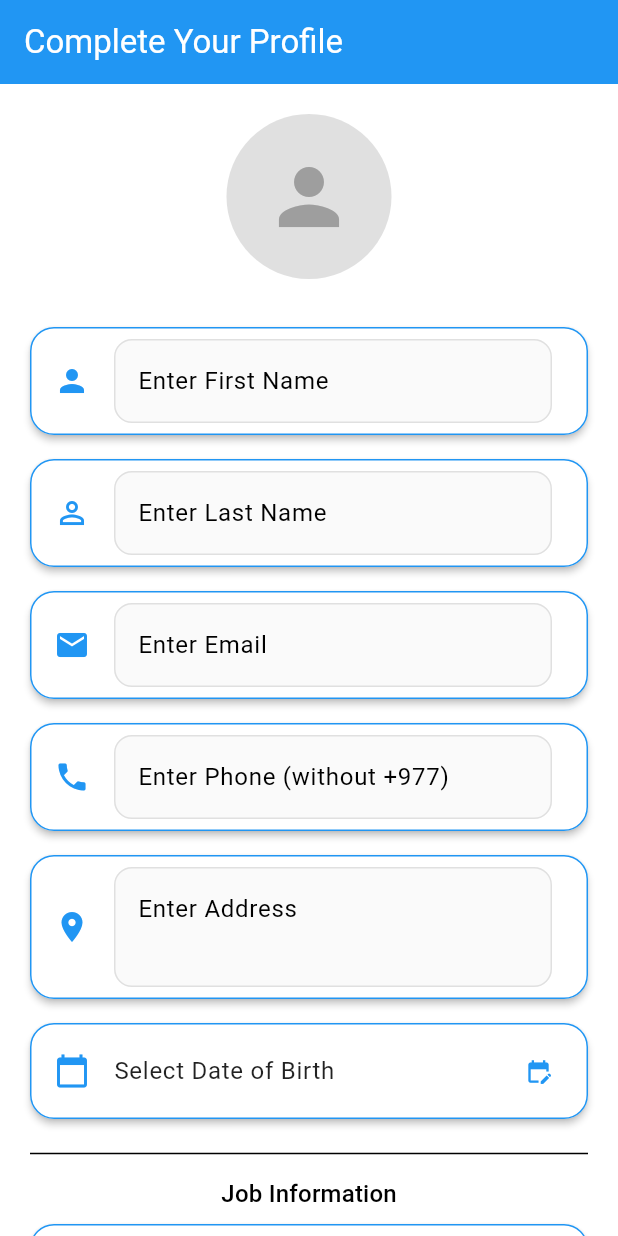
After one commit to amitmahato98/CMS, a Flutter app: the LoginPersonalInformationScreen screen opened directly, on a phone screen of 412 x 824 dp. The commit adds this screen. Run offline on Flutter 3.47's test engine with Material 3 defaults, Android fonts, the phone set to English and light mode, and no system bars; our stand-ins replace barcode_widget, cloud_firestore, firebase_auth, firebase_core, google_fonts, image_picker and 4 more; missing offline and left inert: nepali_date_picker; accounts and stored records are empty.

Commit message:
backend personal information

```diff
--- a/lib/navigations/navbar/admin_navbar.dart
+++ b/lib/navigations/navbar/admin_navbar.dart
@@ -30,8 +30,8 @@ class Navbar extends StatelessWidget {
           ).showSnackBar(SnackBar(content: Text("User name not found")));
         }
         final userdata = snapshot.data!.data() as Map<String, dynamic>;
-        final fName = userdata['firstName'] ?? 'Guest';
-        final lName = userdata['lastName'] ?? 'User';
+        final fName = userdata['firstName'] ?? userdata['name'] ?? 'Guest';
+        final lName = userdata['lastName'] ?? '';
 
         return Drawer(
           child: ListView(
--- /dev/null
+++ b/lib/navigations/navbar/forms/LoginPersonalInformationScreen.dart
@@ -0,0 +1,351 @@
+import 'package:cloud_firestore/cloud_firestore.dart';
+import 'package:cms/datatypes/datatypes.dart';
+import 'package:firebase_auth/firebase_auth.dart';
+import 'package:flutter/material.dart';
+import 'package:nepali_date_picker/nepali_date_picker.dart';
+
+class LoginPersonalInformationScreen extends StatefulWidget {
+  const LoginPersonalInformationScreen({super.key});
+
+  @override
+  State<LoginPersonalInformationScreen> createState() =>
+      _LoginPersonalInformationScreenState();
+}
+
+class _LoginPersonalInformationScreenState
+    extends State<LoginPersonalInformationScreen> {
+  final _formKey = GlobalKey<FormState>();
+
+  final _firstNameController = TextEditingController();
+  final _lastNameController = TextEditingController();
+  final _emailController = TextEditingController();
+  final _phoneController = TextEditingController();
+  final _addressController = TextEditingController();
+
+  final _positionController = TextEditingController();
+  final _departmentController = TextEditingController();
+  final _experienceController = TextEditingController();
+  final _skillsController = TextEditingController();
+
+  final _degreeController = TextEditingController();
+  final _institutionController = TextEditingController();
+  final _yearController = TextEditingController();
+  final _gradeController = TextEditingController();
+
+  NepaliDateTime? _dob;
+  NepaliDateTime? _joinDate;
+
+  final uid = FirebaseAuth.instance.currentUser?.uid;
+
+  Future<void> _saveUserInfo(String uid) async {
+    await FirebaseFirestore.instance.collection('users').doc(uid).set({
+      "firstName": _firstNameController.text.trim(),
+      "lastName": _lastNameController.text.trim(),
+      "eMail": _emailController.text.trim(),
+      "mobNo": "+977${_phoneController.text.trim()}",
+      "address": _addressController.text.trim(),
+      "DoB": _dob?.toIso8601String(),
+      "jobProfession": _positionController.text.trim(),
+      "jobDepartment": _departmentController.text.trim(),
+      "jobExperience": _experienceController.text.trim(),
+      "jobSkill": _skillsController.text.trim(),
+      "jobJoin": _joinDate?.toIso8601String(),
+      "degree": _degreeController.text.trim(),
+      "institution": _institutionController.text.trim(),
+      "year": _yearController.text.trim(),
+      "grade": _gradeController.text.trim(),
+      "createdAt": FieldValue.serverTimestamp(),
+    }, SetOptions(merge: true));
+
+    Navigator.pop(context);
+  }
+
+  String? _validateName(String? value, String field) {
+    if (value == null || value.isEmpty) return "Please enter $field";
+    if (!RegExp(r"^[a-zA-Z]+$").hasMatch(value)) {
+      return "$field can only contain alphabets";
+    }
+    return null;
+  }
+
+  String? _validateEmail(String? value) {
+    if (value == null || value.isEmpty) return "Please enter email";
+    if (value != value.toLowerCase()) return "Email must be lowercase";
+    if (!RegExp(
+      r"^[a-z0-9]+(\.[a-z0-9]+)*@[a-z0-9]+\.[a-z]{2,}$",
+    ).hasMatch(value)) {
+      return "Enter a valid email (only dot allowed, one @)";
+    }
+    return null;
+  }
+
+  String? _validatePhone(String? value) {
+    if (value == null || value.isEmpty) return "Please enter phone number";
+    if (!RegExp(r"^(97|98)[0-9]{8}$").hasMatch(value)) {
+      return "Phone must start with 97/98 and be 10 digits";
+    }
+    return null;
+  }
+
+  String? _validateGrade(String? value) {
+    if (value == null || value.isEmpty) return "Please enter grade";
+    if (!RegExp(r"^[A-E][+-]?$").hasMatch(value)) {
+      return "Grade must be A–E with optional + or - (e.g., B+)";
+    }
+    return null;
+  }
+
+  @override
+  Widget build(BuildContext context) {
+    return Scaffold(
+      appBar: AppBar(
+        title: const Text("Complete Your Profile"),
+        backgroundColor: blueColor,
+        automaticallyImplyLeading: false,
+      ),
+      body: SingleChildScrollView(
+        padding: const EdgeInsets.all(20),
+        child: Form(
+          key: _formKey,
+          child: Column(
+            children: [
+              Center(
+                child: CircleAvatar(
+                  radius: 55,
+                  backgroundColor: Colors.grey.shade300,
+                  child: const Icon(Icons.person, size: 60, color: Colors.grey),
+                ),
+              ),
+              const SizedBox(height: 24),
+
+              _buildFieldCard(
+                icon: Icons.person,
+                label: "First Name",
+                controller: _firstNameController,
+                validator: (v) => _validateName(v, "First Name"),
+              ),
+              _buildFieldCard(
+                icon: Icons.person_outline,
+                label: "Last Name",
+                controller: _lastNameController,
+                validator: (v) => _validateName(v, "Last Name"),
+              ),
+              _buildFieldCard(
+                icon: Icons.email,
+                label: "Email",
+                controller: _emailController,
+                keyboardType: TextInputType.emailAddress,
+                validator: _validateEmail,
+              ),
+              _buildFieldCard(
+                icon: Icons.phone,
+                label: "Phone (without +977)",
+                controller: _phoneController,
+                keyboardType: TextInputType.phone,
+                validator: _validatePhone,
+              ),
+              _buildFieldCard(
+                icon: Icons.location_on,
+                label: "Address",
+                controller: _addressController,
+                maxLines: 2,
+                validator:
+                    (v) =>
+                        v == null || v.isEmpty ? "Please enter Address" : null,
+              ),
+              _buildNepaliDateCard(
+                icon: Icons.calendar_today,
+                label: "Date of Birth",
+                date: _dob,
+                onPicked: (d) => setState(() => _dob = d),
+              ),
+
+              const Divider(height: 30),
+              Text(
+                "Job Information",
+                style: Theme.of(context).textTheme.titleMedium,
+              ),
+              _buildFieldCard(
+                icon: Icons.work,
+                label: "Profession",
+                controller: _positionController,
+                validator:
+                    (v) =>
+                        v == null || v.isEmpty
+                            ? "Please enter Profession"
+                            : null,
+              ),
+              _buildFieldCard(
+                icon: Icons.apartment,
+                label: "Department",
+                controller: _departmentController,
+                validator:
+                    (v) =>
+                        v == null || v.isEmpty
+                            ? "Please enter Department"
+                            : null,
+              ),
+              _buildFieldCard(
+                icon: Icons.timeline,
+                label: "Experience",
+                controller: _experienceController,
+                validator:
+                    (v) =>
+                        v == null || v.isEmpty
+                            ? "Please enter Experience"
+                            : null,
+              ),
+              _buildFieldCard(
+                icon: Icons.build,
+                label: "Skills",
+                controller: _skillsController,
+                maxLines: 2,
+                validator:
+                    (v) =>
+                        v == null || v.isEmpty ? "Please enter Skills" : null,
+              ),
+              _buildNepaliDateCard(
+                icon: Icons.date_range,
+                label: "Join Date",
+                date: _joinDate,
+                onPicked: (d) => setState(() => _joinDate = d),
+              ),
+
+              const Divider(height: 30),
+              Text(
+                "Education Information",
+                style: Theme.of(context).textTheme.titleMedium,
+              ),
+              _buildFieldCard(
+                icon: Icons.school,
+                label: "Degree",
+                controller: _degreeController,
+                validator:
+                    (v) =>
+                        v == null || v.isEmpty ? "Please enter Degree" : null,
+              ),
+              _buildFieldCard(
+                icon: Icons.account_balance,
+                label: "Institution",
+                controller: _institutionController,
+                validator:
+                    (v) =>
+                        v == null || v.isEmpty
+                            ? "Please enter Institution"
+                            : null,
+              ),
+              _buildFieldCard(
+                icon: Icons.calendar_month,
+                label: "Year",
+                controller: _yearController,
+                keyboardType: TextInputType.number,
+                validator:
+                    (v) => v == null || v.isEmpty ? "Please enter Year" : null,
+              ),
+              _buildFieldCard(
+                icon: Icons.grade,
+                label: "Grade",
+                controller: _gradeController,
+                validator: _validateGrade,
+              ),
+
+              const SizedBox(height: 20),
+              ElevatedButton(
+                style: ElevatedButton.styleFrom(
+                  backgroundColor: blueColor,
+                  minimumSize: const Size(double.infinity, 50),
+                ),
+                onPressed: () async {
+                  if (_formKey.currentState!.validate()) {
+                    await _saveUserInfo(uid!);
+                  }
+                },
+                child: Text(
+                  "Save & Continue",
+                  style: TextStyle(color: whiteColor),
+                ),
+              ),
+            ],
+          ),
+        ),
+      ),
+    );
+  }
+
+  Widget _buildFieldCard({
+    required IconData icon,
+    required String label,
+    required TextEditingController controller,
+    TextInputType? keyboardType,
+    int maxLines = 1,
+    String? Function(String?)? validator,
+  }) {
+    return Card(
+      margin: const EdgeInsets.symmetric(vertical: 8),
+      shape: RoundedRectangleBorder(
+        borderRadius: BorderRadius.circular(16),
+        side: BorderSide(width: 1, color: blueColor),
+      ),
+      elevation: 2,
+      child: ListTile(
+        leading: Icon(icon, color: blueColor),
+        title: TextFormField(
+          controller: controller,
+          cursorColor: blueColor,
+          keyboardType: keyboardType,
+          maxLines: maxLines,
+          decoration: InputDecoration(
+            hintText: "Enter $label",
+            border: InputBorder.none,
+          ),
+          validator: validator,
+        ),
+      ),
+    );
+  }
+
+  Widget _buildNepaliDateCard({
+    required IconData icon,
+    required String label,
+    required NepaliDateTime? date,
+    required Function(NepaliDateTime) onPicked,
+  }) {
+    final formattedDate =
+        date != null
+            ? "${date.day}/${date.month}/${date.year}"
+            : "Select $label";
+
+    return Card(
+      margin: const EdgeInsets.symmetric(vertical: 8),
+      shape: RoundedRectangleBorder(
+        borderRadius: BorderRadius.circular(16),
+        side: BorderSide(width: 1, color: blueColor),
+      ),
+      elevation: 2,
+      child: ListTile(
+        leading: Icon(icon, color: blueColor),
+        title: InkWell(
+          onTap: () async {
+            final picked = await showMaterialDatePicker(
+              context: context,
+              initialDate: NepaliDateTime.now(),
+              firstDate: NepaliDateTime(2000),
+              lastDate: NepaliDateTime.now(),
+            );
+            if (picked != null) onPicked(picked);
+          },
+          child: Padding(
+            padding: const EdgeInsets.symmetric(vertical: 12),
+            child: Row(
+              mainAxisAlignment: MainAxisAlignment.spaceBetween,
+              children: [
+                Text(formattedDate),
+                Icon(Icons.edit_calendar, color: blueColor, size: 18),
+              ],
+            ),
+          ),
+        ),
+      ),
+    );
+  }
+}
```
Also changed, not shown: lib/auth/login_page.dart (+36 -2 lines), lib/navigations/body/admin_dashboard.dart (+5 -5 lines), lib/navigations/screens/profile/profile.dart (+42 -17 lines).
